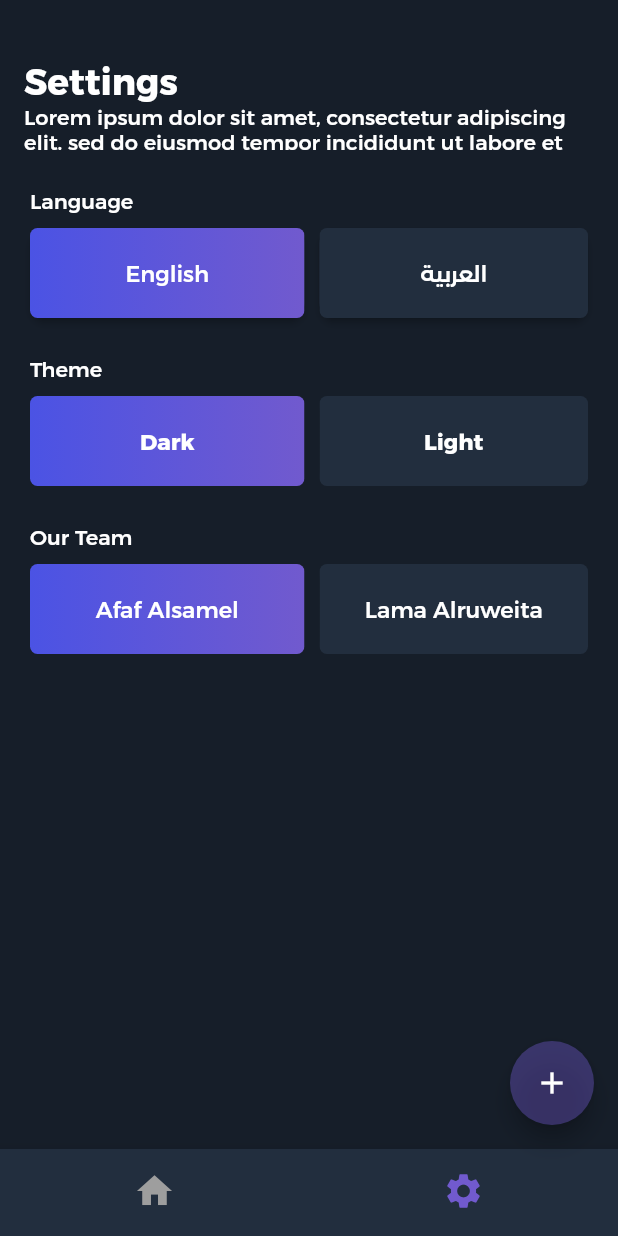
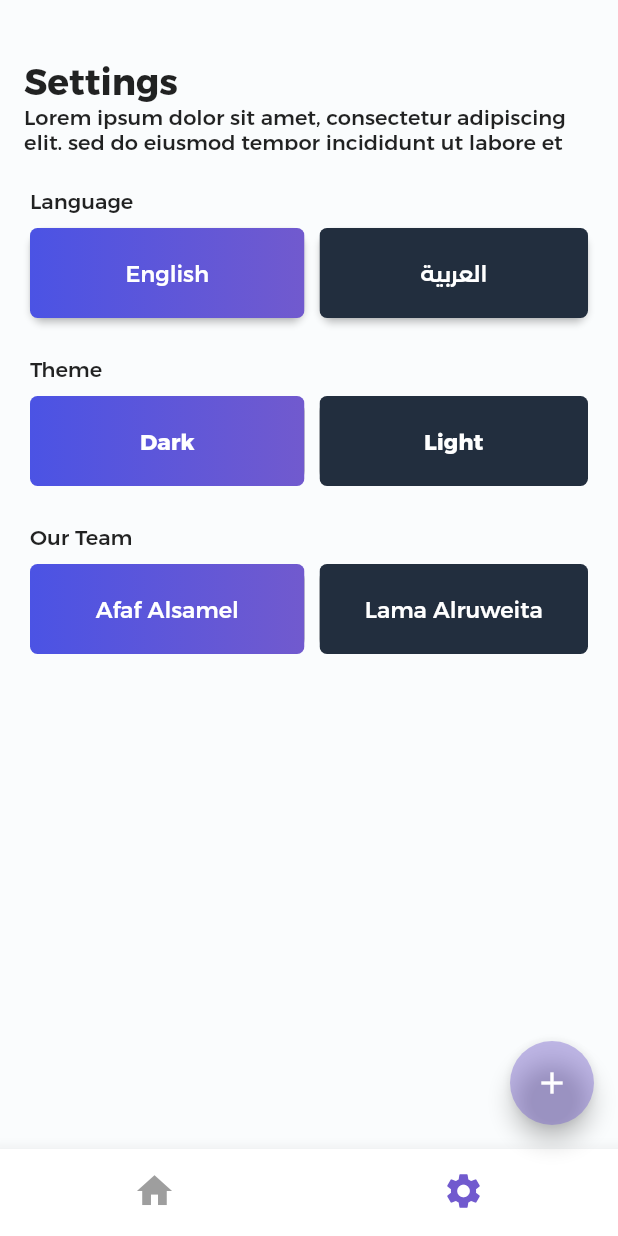
Before and after one commit to lamaAlrweta/countdown_app, a Flutter app: the screen it shows after launch, item 2 of the bottom bar chosen, on a phone screen of 412 x 824 dp. Run offline on Flutter 3.47's test engine with Material 2 defaults, Android fonts, the phone set to English and light mode, and no system bars; generated files the repository leaves out were written again.

Commit message:
Set light theme

```diff
--- a/lib/main.dart
+++ b/lib/main.dart
@@ -1,4 +1,5 @@
 import 'package:countdown/provider/locale_provider.dart';
+import 'package:countdown/provider/theme_provider.dart';
 import 'package:flutter/services.dart';
 import 'package:countdown/screens/tabbarScreen.dart';
 import 'package:flutter/material.dart';
@@ -27,6 +28,9 @@ class MyApp extends StatelessWidget {
           final provider = Provider.of<LocaleProvider>(context);
 
           return MaterialApp(
+            // themeMode: themeProvider.themeMode,
+            theme: MyThemes.lightTheme,
+            darkTheme: MyThemes.darkTheme,
             debugShowCheckedModeBanner: false,
             supportedLocales: L10n.all,
             locale: provider.getLocale,
@@ -41,27 +45,27 @@ class MyApp extends StatelessWidget {
 
               return translation.countdowns;
             },
-            theme: ThemeData(
-              textTheme: Theme.of(context)
-                  .textTheme
-                  .apply(bodyColor: Colors.white, displayColor: Colors.white),
-              fontFamily: 'Montserrat-Arabic',
-              textSelectionColor: Color.fromRGBO(198, 199, 200, 1),
-              //HintColor
-              hintColor: Color.fromRGBO(73, 90, 114, 1),
-              //card color
-              primaryColor: Color.fromRGBO(113, 90, 206, 1),
+            // theme: ThemeData(
+            //   textTheme: Theme.of(context)
+            //       .textTheme
+            //       .apply(bodyColor: Colors.white, displayColor: Colors.white),
+            //   fontFamily: 'Montserrat-Arabic',
+            //   textSelectionColor: Color.fromRGBO(198, 199, 200, 1),
+            //   //HintColor
+            //   hintColor: Color.fromRGBO(73, 90, 114, 1),
+            //   //card color
+            //   primaryColor: Color.fromRGBO(113, 90, 206, 1),
 
-              scaffoldBackgroundColor: Color.fromRGBO(22, 30, 41, 1),
-              // scaffoldBackgroundColor: Color.fromRGBO(0, 22, 30, 41),
-              backgroundColor: Color.fromRGBO(34, 46, 62, 1),
-              //second color of card
-              accentColor: Color.fromRGBO(75, 83, 228, 1),
-              buttonTheme: ButtonTheme.of(context).copyWith(
-                buttonColor: Color.fromRGBO(34, 46, 62, 1),
-                textTheme: ButtonTextTheme.primary,
-              ),
-            ),
+            //   scaffoldBackgroundColor: Color.fromRGBO(22, 30, 41, 1),
+            //   // scaffoldBackgroundColor: Color.fromRGBO(0, 22, 30, 41),
+            //   backgroundColor: Color.fromRGBO(34, 46, 62, 1),
+            //   //second color of card
+            //   accentColor: Color.fromRGBO(75, 83, 228, 1),
+            //   buttonTheme: ButtonTheme.of(context).copyWith(
+            //     buttonColor: Color.fromRGBO(34, 46, 62, 1),
+            //     textTheme: ButtonTextTheme.primary,
+            //   ),
+            // ),
             initialRoute: '/',
             routes: {
               '/': (context) {
--- /dev/null
+++ b/lib/provider/theme_provider.dart
@@ -0,0 +1,45 @@
+import 'package:flutter/material.dart';
+
+class MyThemes {
+  static final darkTheme = ThemeData(
+    //  textTheme: Theme.of(context)
+    //               .textTheme
+    //               .apply(bodyColor: Colors.white, displayColor: Colors.white),
+    fontFamily: 'Montserrat-Arabic',
+    textSelectionColor: Color.fromRGBO(198, 199, 200, 1),
+    //HintColor
+    hintColor: Color.fromRGBO(73, 90, 114, 1),
+    //card color
+    primaryColor: Color.fromRGBO(113, 90, 206, 1),
+
+    scaffoldBackgroundColor: Color.fromRGBO(22, 30, 41, 1),
+    // scaffoldBackgroundColor: Color.fromRGBO(0, 22, 30, 41),
+    backgroundColor: Color.fromRGBO(34, 46, 62, 1),
+    //second color of card
+    accentColor: Color.fromRGBO(75, 83, 228, 1),
+    // buttonTheme: ButtonTheme.of(context).copyWith(
+    //   buttonColor: Color.fromRGBO(34, 46, 62, 1),
+    //   textTheme: ButtonTextTheme.primary,
+  );
+
+  static final lightTheme = ThemeData(
+    //  textTheme: Theme.of(context)
+    //               .textTheme
+    //               .apply(bodyColor: Colors.white, displayColor: Colors.white),
+    fontFamily: 'Montserrat-Arabic',
+    textSelectionColor: Color.fromRGBO(198, 199, 200, 1),
+    //HintColor
+    hintColor: Color.fromRGBO(73, 90, 114, 1),
+    //card color
+    primaryColor: Color.fromRGBO(113, 90, 206, 1),
+
+    scaffoldBackgroundColor: Color.fromRGBO(250, 252, 253, 1),
+    // scaffoldBackgroundColor: Color.fromRGBO(0, 22, 30, 41),
+    backgroundColor: Color.fromRGBO(255, 255, 255, 1),
+    //second color of card
+    accentColor: Color.fromRGBO(75, 83, 228, 1),
+    // buttonTheme: ButtonTheme.of(context).copyWith(
+    //   buttonColor: Color.fromRGBO(34, 46, 62, 1),
+    //   textTheme: ButtonTextTheme.primary,
+  );
+}
```
